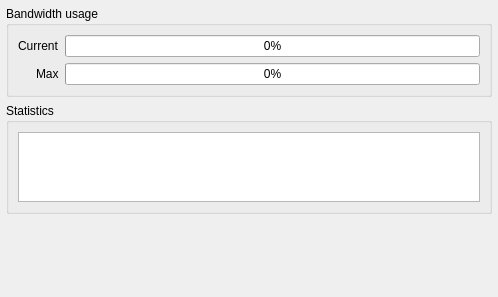
Before: the Qt Designer form src/multiserialviewer/ui_files/statisticsWidget.ui in shaag7967/multiserialviewer, drawn with Qt 5.
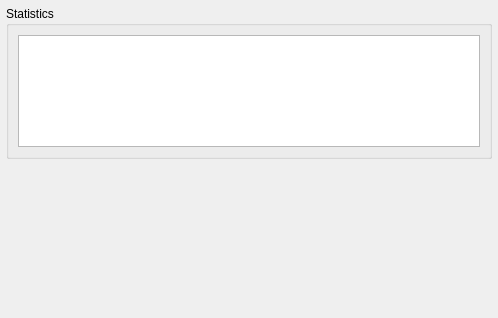
After: the same form once the commit is applied.

The edit to the form file:
```diff
--- a/src/multiserialviewer/ui_files/statisticsWidget.ui
+++ b/src/multiserialviewer/ui_files/statisticsWidget.ui
@@ -7,7 +7,7 @@
     <x>0</x>
     <y>0</y>
     <width>498</width>
-    <height>297</height>
+    <height>318</height>
    </rect>
   </property>
   <property name="windowTitle">
@@ -26,52 +26,6 @@
    <property name="bottomMargin">
     <number>6</number>
    </property>
-   <item>
-    <widget class="QGroupBox" name="gb_usage">
-     <property name="title">
-      <string>Bandwidth usage</string>
-     </property>
-     <layout class="QFormLayout" name="formLayout">
-      <property name="labelAlignment">
-       <set>Qt::AlignmentFlag::AlignRight|Qt::AlignmentFlag::AlignTrailing|Qt::AlignmentFlag::AlignVCenter</set>
-      </property>
-      <item row="0" column="0">
-       <widget class="QLabel" name="label_2">
-        <property name="text">
-         <string>Current</string>
-        </property>
-       </widget>
-      </item>
-      <item row="0" column="1">
-       <widget class="QProgressBar" name="pbar_curUsage">
-        <property name="value">
-         <number>0</number>
-        </property>
-        <property name="format">
-         <string notr="true">%p%</string>
-        </property>
-       </widget>
-      </item>
-      <item row="1" column="0">
-       <widget class="QLabel" name="label_3">
-        <property name="text">
-         <string>Max</string>
-        </property>
-       </widget>
-      </item>
-      <item row="1" column="1">
-       <widget class="QProgressBar" name="pbar_maxUsage">
-        <property name="value">
-         <number>0</number>
-        </property>
-        <property name="format">
-         <string notr="true">%p%</string>
-        </property>
-       </widget>
-      </item>
-     </layout>
-    </widget>
-   </item>
    <item>
     <widget class="QGroupBox" name="gb_stats">
      <property name="sizePolicy">
```
